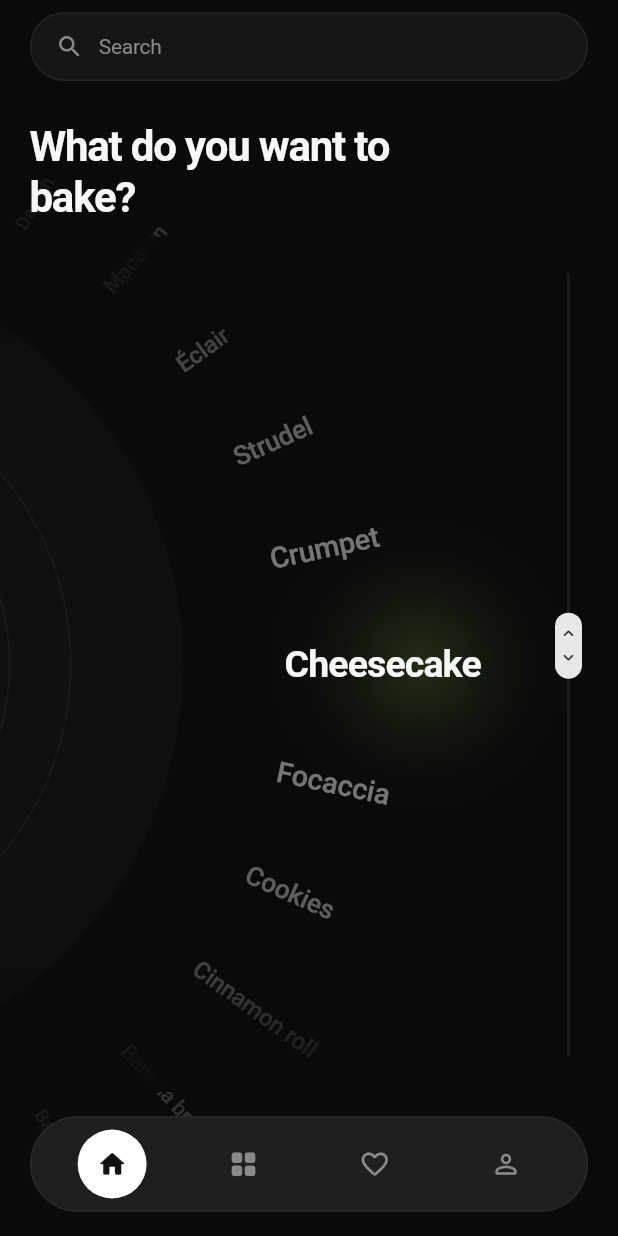
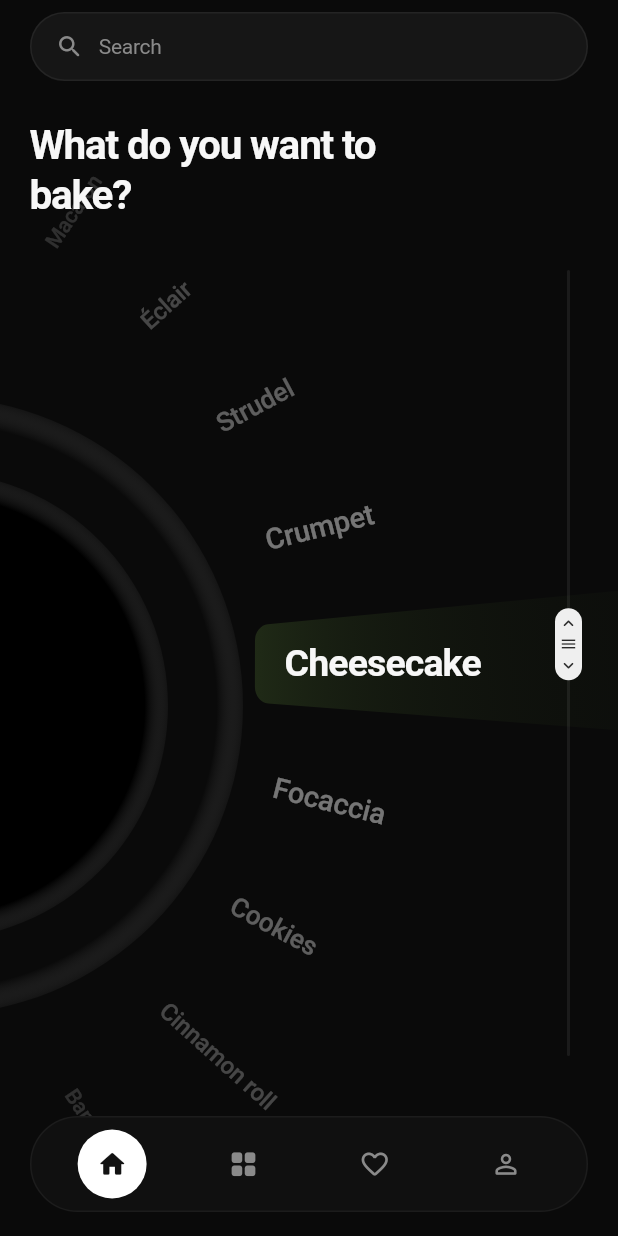
Before and after one commit to OniX9/food-dial, a Flutter app: the screen it shows after launch, on a phone screen of 412 x 824 dp. Run offline on Flutter 3.47's test engine with Material 3 defaults, Android fonts, the phone set to English and light mode, and no system bars.

Commit message:
screen 1 major update

```diff
--- a/lib/main.dart
+++ b/lib/main.dart
@@ -42,7 +42,7 @@ class BakeApp extends StatelessWidget {
 class Tokens {
   static const bg = Color(0xFF0A0A0A);
   static const surface = Color(0xFF161616);
-  static const surfaceHigh = Color(0xFF1F1F1F);
+  static const surfaceHigh = Color(0xFF101010);
   static const textPrimary = Color(0xFFF7F7F7);
   static const textMuted = Color(0xFF8A8A8A);
   static const textFaint = Color(0xFF3D3D3D);
@@ -123,8 +123,8 @@ class _BakeHomePageState extends State<BakeHomePage> {
                   child: Text(
                     'What do you want to\nbake?',
                     style: _font(
-                      size: 28,
-                      weight: FontWeight.w700,
+                      size: 27,
+                      weight: FontWeight.w600,
                       letterSpacing: -0.8,
                       height: 1.22,
                     ),
@@ -226,7 +226,7 @@ class CircularWordWheel extends StatefulWidget {
 class _CircularWordWheelState extends State<CircularWordWheel>
     with SingleTickerProviderStateMixin {
   /// Angle between two consecutive items, in radians.
-  static const double _step = 12 * math.pi / 180;
+  static const double _step = 14 * math.pi / 180;
 
   /// Radius of the (mostly off-screen) circle.
   static const double _radius = 340;
@@ -399,57 +399,42 @@ class _CircularWordWheelState extends State<CircularWordWheel>
           child: Stack(
             clipBehavior: Clip.none,
             children: [
-              // Soft green halo behind the selected word.
+              // Soft green spot  behind the selected word.
               Positioned(
-                left: _centerX + _radius - 40,
-                top: centerY - 110,
+                left: _centerX + _radius - 20,
+                top: centerY - 25,
                 child: IgnorePointer(
                   child: Container(
                     width: 260,
-                    height: 220,
+                    height: 50,
+
+                    transform: Matrix4.identity()
+                      ..setEntry(3, 2, -0.005)
+                      ..rotateY(-0.6)
+                      ..rotateX(0.12)
+                      ..rotateZ(-0.08),
                     decoration: BoxDecoration(
-                      shape: BoxShape.circle,
-                      gradient: RadialGradient(
+                      borderRadius: BorderRadius.circular(10),
+                      gradient: LinearGradient(
                         colors: [
-                          Tokens.glow.withValues(alpha: 0.16),
-                          Tokens.glow.withValues(alpha: 0.05),
+                          Tokens.glow.withValues(alpha: 0.15),
                           Colors.transparent,
                         ],
-                        stops: const [0.0, 0.45, 1.0],
+                        // stops: const [0.0, 1.0],
                       ),
                     ),
                   ),
                 ),
               ),
               // Faint dial rings.
-              Positioned.fill(
-                child: IgnorePointer(
-                  child: CustomPaint(
-                    painter: _DialPainter(center: center, radius: _radius),
-                  ),
+              DialRings(
+                center: center,
+                child: Padding(
+                  padding: EdgeInsets.all(20),
+                  child: DialRings(center: Offset.zero),
                 ),
               ),
               ...children,
-              // Edge fades top and bottom.
-              Positioned.fill(
-                child: IgnorePointer(
-                  child: DecoratedBox(
-                    decoration: BoxDecoration(
-                      gradient: LinearGradient(
-                        begin: Alignment.topCenter,
-                        end: Alignment.bottomCenter,
-                        colors: [
-                          Tokens.bg,
-                          Tokens.bg.withValues(alpha: 0.0),
-                          Tokens.bg.withValues(alpha: 0.0),
-                          Tokens.bg,
-                        ],
-                        stops: const [0.0, 0.14, 0.84, 1.0],
-                      ),
-                    ),
-                  ),
-                ),
-              ),
               // Custom scroll indicator on the right edge.
               Positioned(
                 right: 12,
@@ -474,37 +459,49 @@ class _CircularWordWheelState extends State<CircularWordWheel>
   double _lerp(double a, double b, double t) => a + (b - a) * t;
 }
 
-/// Faint concentric arcs suggesting a physical dial.
-class _DialPainter extends CustomPainter {
-  _DialPainter({required this.center, required this.radius});
+class DialRings extends StatelessWidget {
+  const DialRings({super.key, this.size, this.child, required this.center});
 
+  final Widget? size;
+  final Widget? child;
   final Offset center;
-  final double radius;
 
   @override
-  void paint(Canvas canvas, Size size) {
-    final c = Offset(center.dx, size.height / 2);
-    for (final r in [radius * 0.34, radius * 0.46, radius * 0.58]) {
-      canvas.drawCircle(
-        c,
-        r,
-        Paint()
-          ..style = PaintingStyle.stroke
-          ..strokeWidth = 1
-          ..color = Colors.white.withValues(alpha: 0.045),
-      );
-    }
-    canvas.drawCircle(
-      c,
-      radius * 0.80,
-      // radius * 0.30,
-      Paint()..color = Colors.white.withValues(alpha: 0.02),
+  Widget build(BuildContext context) {
+    return Transform.translate(
+      offset: Offset(-250, center.dy / 10),
+      child: IgnorePointer(
+        child: Container(
+          decoration: BoxDecoration(
+            shape: BoxShape.circle,
+            gradient: RadialGradient(
+              colors: [
+                Tokens.bg,
+                Colors.grey.shade800.withValues(alpha: 0.18),
+              ],
+              stops: const [0.915, 1.0],
+            ),
+          ),
+          alignment: Alignment.center,
+          padding: EdgeInsets.all(50),
+          child: Container(
+            decoration: BoxDecoration(
+              shape: BoxShape.circle,
+              gradient: RadialGradient(
+                colors: [
+                  Colors.black,
+                  Colors.grey.shade800.withValues(alpha: 0.18),
+                ],
+                stops: const [0.9, 1.0],
+              ),
+            ),
+            alignment: Alignment.center,
+            child: child,
+          ),
+        ),
+      ),
     );
   }
-
-  @override
-  bool shouldRepaint(covariant _DialPainter old) =>
-      old.center != center || old.radius != radius;
 }
 
 /// Pill-shaped track with a thumb that carries up/down chevrons.
@@ -527,7 +524,7 @@ class _WheelScrollbar extends StatelessWidget {
   Widget build(BuildContext context) {
     return LayoutBuilder(
       builder: (context, constraints) {
-        const thumbHeight = 44.0;
+        const thumbHeight = 48.0;
         const trackInset = 24.0;
         final travel = constraints.maxHeight - thumbHeight - trackInset * 2;
 
@@ -574,7 +571,7 @@ class _WheelScrollbar extends StatelessWidget {
                   width: 18,
                   height: thumbHeight,
                   decoration: BoxDecoration(
-                    color: active ? Colors.white : const Color(0xFFE8E8E8),
+                    color: active ? Colors.white : const Color(0xFFEFEFEF),
                     borderRadius: BorderRadius.circular(9),
                   ),
                   child: const Column(
@@ -585,7 +582,13 @@ class _WheelScrollbar extends StatelessWidget {
                         size: 14,
                         color: Color(0xFF2A2A2A),
                       ),
-                      SizedBox(height: 2),
+                      SizedBox(height: 1),
+                      Icon(
+                        Icons.menu,
+                        size: 12,
+                        color: Color(0xFF2A2A2A),
+                      ),
+                      SizedBox(height: 1),
                       Icon(
                         Icons.keyboard_arrow_down_rounded,
                         size: 14,
```
